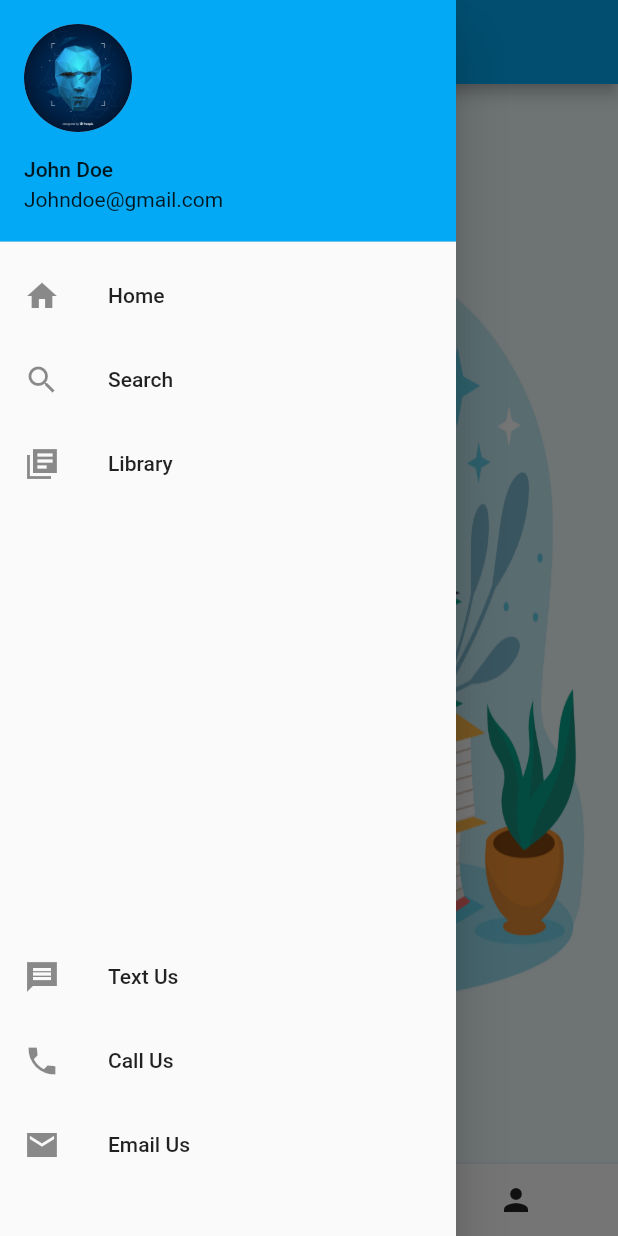
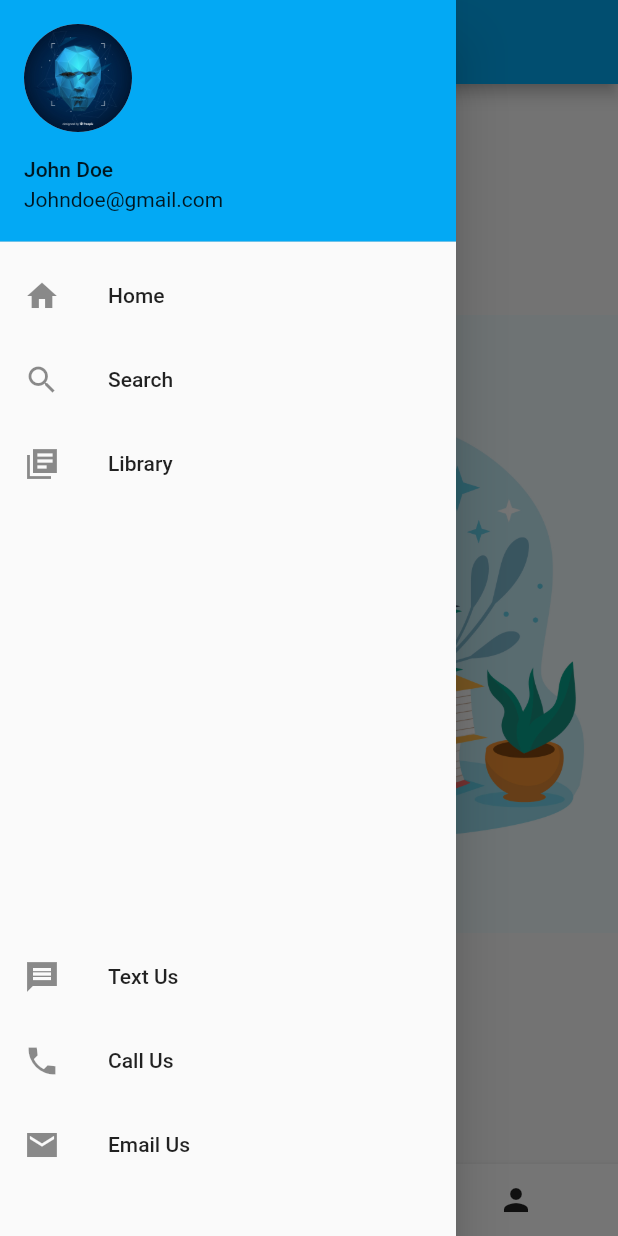
Before and after one commit to Bratipah/Book-s-Library, a Flutter app: the screen it shows after launch, with the side drawer open, on a phone screen of 412 x 824 dp. Run offline on Flutter 3.47's test engine with Material 2 defaults, Android fonts, the phone set to English and light mode, and no system bars.

```diff
--- a/lib/main.dart
+++ b/lib/main.dart
@@ -1,5 +1,5 @@
 import 'package:flutter/material.dart';
-import 'screens/Navigation.dart';
+import 'screens/navigation/Navigation.dart';
 import 'screens/home/HomePage.dart';
 
 void main() {
--- a/lib/screens/Navigation.dart
+++ /dev/null
@@ -1,95 +0,0 @@
-import 'package:flutter/material.dart';
-import 'package:test_ui/screens/home/HomePage.dart';
-import 'home/components/landing_Image.dart';
-
-class Navigation extends StatefulWidget {
-
-  @override
-  State<Navigation> createState() => _NavigationState();
-}
-
-class _NavigationState extends State<Navigation> {
-  @override
-  Widget build(BuildContext context) {
-    return Scaffold(
-      appBar: AppBar(
-        title: const Text('Books Library'),
-      ),
-      drawer: Drawer(
-        child: ListView(
-          children: [
-            UserAccountsDrawerHeader(
-              accountName: Text("John Doe"),
-              accountEmail: Text("Johndoe@gmail.com"),
-              currentAccountPicture: CircleAvatar(
-                  backgroundImage: AssetImage("assets/images/2428085.jpg")),
-            ),
-            ListTile(
-              leading: Icon(Icons.home),
-              title: Text('Home'),
-              onTap: () {},
-            ),
-            ListTile(
-              leading: Icon(Icons.search_sharp),
-              title: Text('Search'),
-              onTap: () {},
-            ),
-            ListTile(
-              leading: Icon(Icons.library_books_sharp),
-              title: Text('Library'),
-              onTap: () {},
-            ),
-            Padding(padding: EdgeInsets.all(143.0)),
-            ListTile(
-              leading: Icon(Icons.message_sharp),
-              title: Text('Text Us'),
-              onTap: () {},
-            ),
-            ListTile(
-              leading: Icon(Icons.call_sharp),
-              title: Text('Call Us'),
-              onTap: () {},
-            ),
-            ListTile(
-              leading: Icon(Icons.mail_sharp),
-              title: Text('Email Us'),
-              onTap: () {},
-            ),
-          ],
-        ),
-      ),
-      body: LandingPage(),
-      bottomNavigationBar: BottomAppBar(
-        child: Row(
-          mainAxisSize: MainAxisSize.max,
-          mainAxisAlignment: MainAxisAlignment.spaceEvenly,
-          children: [
-            IconButton(
-              icon: Icon(Icons.home_sharp),
-              onPressed: () {
-                Navigator.of(context).push(MaterialPageRoute(builder: (context) => HomePage()));
-              },
-            ),
-            Builder(
-                builder: (context) => IconButton(
-                      icon: Icon(Icons.library_books_sharp),
-                      onPressed: () {
-                      },
-                    )),
-            IconButton(
-              icon: Icon(Icons.search_sharp),
-              onPressed: () {
-                Navigator.of(context).push(MaterialPageRoute(builder: (context) => HomePage()));
-              },
-            ),
-            IconButton(
-              icon: Icon(Icons.person_sharp),
-              onPressed: () {},
-            )
-          ],
-        ),
-        elevation: 3,
-      ),
-    );
-  }
-}
--- a/lib/screens/home/category_sec.dart
+++ b/lib/screens/home/category_sec.dart
@@ -72,7 +72,7 @@ class CategoryCard extends StatelessWidget {
                         end: Alignment.bottomCenter,
                         colors: [
                           Color(0xFF343434).withOpacity(0.4),
-                          Color(0xFF343434).withOpacity(0.15),
+                          Color(0xFF343434).withOpacity(0.10),
                         ],
                       ),
                     ),
--- a/lib/screens/home/components/landing_Image.dart
+++ b/lib/screens/home/components/landing_page.dart
@@ -9,7 +9,7 @@ class LandingPage extends StatelessWidget {
       width: 800,
       decoration: BoxDecoration(
           image: DecorationImage(
-              fit: BoxFit.fill,
+              fit: BoxFit.contain,
               image: AssetImage('assets/images/6920933.jpg'))),
     );
   }
--- a/lib/screens/home/components/products/detailsBody.dart
+++ b/lib/screens/home/components/products/detailsBody.dart
@@ -17,8 +17,9 @@ class DetailsBody extends StatelessWidget {
         padding: EdgeInsets.only(top: 20.0),
         margin: EdgeInsets.only(top: 20.0),
         width: double.infinity,
+        height: 500.0,
         decoration: BoxDecoration(
-          color: Colors.white,
+          color: Colors.black12,
           borderRadius: BorderRadius.only(
           topLeft: Radius.circular(40),
           topRight: Radius.circular(40),
--- a/lib/screens/home/components/products/product_descr.dart
+++ b/lib/screens/home/components/products/product_descr.dart
@@ -18,7 +18,7 @@ class ProductDescr extends StatelessWidget {
         Padding(padding: EdgeInsets.symmetric(horizontal: 20),
         child: Text(
           product.title,
-          style: TextStyle(fontSize: 15,fontWeight: FontWeight.w200,color: Colors.black12 ),
+          style: TextStyle(fontSize: 15,fontWeight: FontWeight.w500,color: Colors.red ),
         ),
         ),
         Align(
@@ -41,6 +41,7 @@ class ProductDescr extends StatelessWidget {
             ),
           ),
         ),
+        SizedBox(height: 20),
         Padding(
           padding: EdgeInsets.only(
             left: 20,
@@ -49,6 +50,7 @@ class ProductDescr extends StatelessWidget {
           child: Text(
             product.description,
             maxLines: 3,
+            style: TextStyle(color: Colors.black),
           ),
         ),
       ],
--- a/lib/screens/home/components/products/product_images.dart
+++ b/lib/screens/home/components/products/product_images.dart
@@ -18,9 +18,9 @@ class _ProductImagesState extends State<ProductImages> {
     return Column(
       children: [
         SizedBox(
-          width: 230,
+          width: 280,
           child: AspectRatio(
-            aspectRatio: 1,
+            aspectRatio: 1.02,
             child: Hero(
               tag: widget.product.id.toString(),
               child: Image.asset(widget.product.image),
--- a/lib/screens/home/components/products/product_screen.dart
+++ b/lib/screens/home/components/products/product_screen.dart
@@ -1,11 +1,12 @@
 import 'package:flutter/material.dart';
 import 'package:test_ui/models/Product.dart';
+import 'package:test_ui/screens/home/HomePage.dart';
 import 'package:test_ui/screens/home/components/products/detailsBody.dart';
 import 'package:test_ui/screens/home/components/products/detailsAppBar.dart';
 
 
 class ProductScreen extends StatelessWidget {
-  static String routeName = "/product";
+  const ProductScreen({super.key});
   @override
   Widget build(BuildContext context) {
     final ProductDetailsArguments agrs = ModalRoute.of(context)!.settings.arguments as ProductDetailsArguments;
--- a/lib/screens/home/products_sec.dart
+++ b/lib/screens/home/products_sec.dart
@@ -17,7 +17,7 @@ class ProductsSec extends StatelessWidget {
                   color: Colors.blueAccent)),
         ),
         SizedBox(
-          height: 20,
+          height: 10,
         ),
         SingleChildScrollView(
           scrollDirection: Axis.horizontal,
--- /dev/null
+++ b/lib/screens/navigation/Navigation.dart
@@ -0,0 +1,24 @@
+import 'package:flutter/material.dart';
+import 'package:test_ui/screens/home/components/landing_page.dart';
+import 'package:test_ui/screens/navigation/components/side_navBar.dart';
+import 'package:test_ui/screens/navigation/components/bottom_navigation.dart';
+
+class Navigation extends StatefulWidget {
+
+  @override
+  State<Navigation> createState() => _NavigationState();
+}
+
+class _NavigationState extends State<Navigation> {
+  @override
+  Widget build(BuildContext context) {
+    return Scaffold(
+      appBar: AppBar(
+        title: const Text('Books Library'),
+      ),
+      drawer:SideNavBar(),
+      body: LandingPage(),
+      bottomNavigationBar:BottomNavigation(),
+    );
+  }
+}
--- /dev/null
+++ b/lib/screens/navigation/components/bottom_navigation.dart
@@ -0,0 +1,52 @@
+import 'package:flutter/material.dart';
+import 'package:test_ui/screens/home/HomePage.dart';
+import 'package:test_ui/screens/library/library_page.dart';
+import 'package:test_ui/screens/searches/SearchPage.dart';
+import 'package:test_ui/screens/profile/ProfilePage.dart';
+
+class BottomNavigation extends StatefulWidget {
+  const BottomNavigation({Key? key}) : super(key: key);
+
+  @override
+  State<BottomNavigation> createState() => _BottomNavigationState();
+}
+
+class _BottomNavigationState extends State<BottomNavigation> {
+  @override
+  Widget build(BuildContext context) {
+    return BottomAppBar(
+    child: Row(
+    mainAxisSize: MainAxisSize.max,
+    mainAxisAlignment: MainAxisAlignment.spaceEvenly,
+    children: [
+    IconButton(
+    icon: Icon(Icons.home_sharp),
+    onPressed: () {
+    Navigator.of(context).push(MaterialPageRoute(builder: (context) => HomePage()));
+    },
+    ),
+    Builder(
+    builder: (context) => IconButton(
+    icon: Icon(Icons.library_books_sharp),
+    onPressed: () {
+    Navigator.of(context).push(MaterialPageRoute(builder: (context) => LibraryPage(booksProducts)));
+    },
+    )),
+    IconButton(
+    icon: Icon(Icons.search_sharp),
+    onPressed: () {
+    Navigator.of(context).push(MaterialPageRoute(builder: (context) => SearchPage()));
+    },
+    ),
+    IconButton(
+    icon: Icon(Icons.person_sharp),
+    onPressed: () {
+      Navigator.of(context).push(MaterialPageRoute(builder: (context) => ProfilePage()));
+    },
+    )
+    ],
+    ),
+    elevation: 3,
+    );
+  }
+}
--- /dev/null
+++ b/lib/screens/navigation/components/side_navBar.dart
@@ -0,0 +1,57 @@
+import 'package:flutter/material.dart';
+
+class SideNavBar extends StatefulWidget {
+  const SideNavBar({Key? key}) : super(key: key);
+
+  @override
+  State<SideNavBar> createState() => _SideNavBarState();
+}
+
+class _SideNavBarState extends State<SideNavBar> {
+  @override
+  Widget build(BuildContext context) {
+    return Drawer(
+    child: ListView(
+    children: [
+    UserAccountsDrawerHeader(
+    accountName: Text("John Doe"),
+    accountEmail: Text("Johndoe@gmail.com"),
+    currentAccountPicture: CircleAvatar(
+    backgroundImage: AssetImage("assets/images/2428085.jpg")),
+    ),
+    ListTile(
+    leading: Icon(Icons.home),
+    title: Text('Home'),
+    onTap: () {},
+    ),
+    ListTile(
+    leading: Icon(Icons.search_sharp),
+    title: Text('Search'),
+    onTap: () {},
+    ),
+    ListTile(
+    leading: Icon(Icons.library_books_sharp),
+    title: Text('Library'),
+    onTap: () {},
+    ),
+    Padding(padding: EdgeInsets.all(143.0)),
+    ListTile(
+    leading: Icon(Icons.message_sharp),
+    title: Text('Text Us'),
+    onTap: () {},
+    ),
+    ListTile(
+    leading: Icon(Icons.call_sharp),
+    title: Text('Call Us'),
+    onTap: () {},
+    ),
+    ListTile(
+    leading: Icon(Icons.mail_sharp),
+    title: Text('Email Us'),
+    onTap: () {},
+    ),
+    ],
+    ),
+    );
+  }
+}
```
Also changed, not shown: lib/routes.dart (added, +7 -0 lines), lib/screens/LibraryPage.dart (deleted, +0 -14 lines), lib/screens/home/HomePage.dart (+11 -6 lines), lib/screens/home/components/products/detailsAppBar.dart (+5 -3 lines), lib/screens/home/components/products/products_card.dart (+14 -5 lines), lib/screens/library/library_page.dart (added, +39 -0 lines), lib/screens/profile/ProfilePage.dart (renamed from lib/screens/ProfilePage.dart, +10 -1 lines), lib/screens/searches/SearchPage.dart (renamed from lib/screens/SearchPage.dart, +8 -1 lines).
